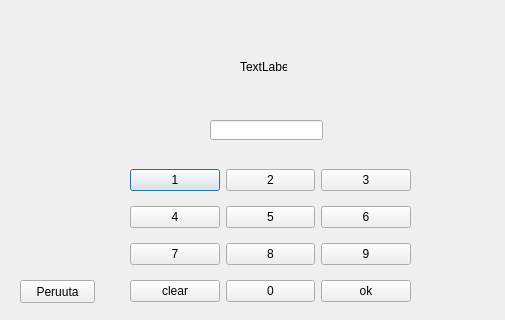
Old version of the form bankautomat/pindll/engine.ui in the repository banksimul2022/group10; both pictures show x 0 to 505 and y 0 to 320 of the 606 by 462 pixel window.
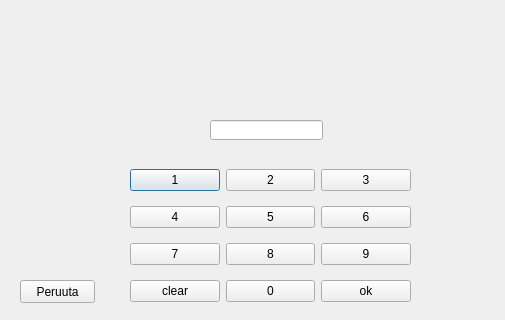
New version of the form.

The edit to the form file:
```diff
--- a/bankautomat/pindll/engine.ui
+++ b/bankautomat/pindll/engine.ui
@@ -135,14 +135,14 @@
   <widget class="QLabel" name="vaarapin_label">
    <property name="geometry">
     <rect>
-     <x>240</x>
-     <y>60</y>
-     <width>47</width>
-     <height>13</height>
+     <x>230</x>
+     <y>50</y>
+     <width>71</width>
+     <height>31</height>
     </rect>
    </property>
    <property name="text">
-    <string>TextLabel</string>
+    <string/>
    </property>
   </widget>
  </widget>
```
